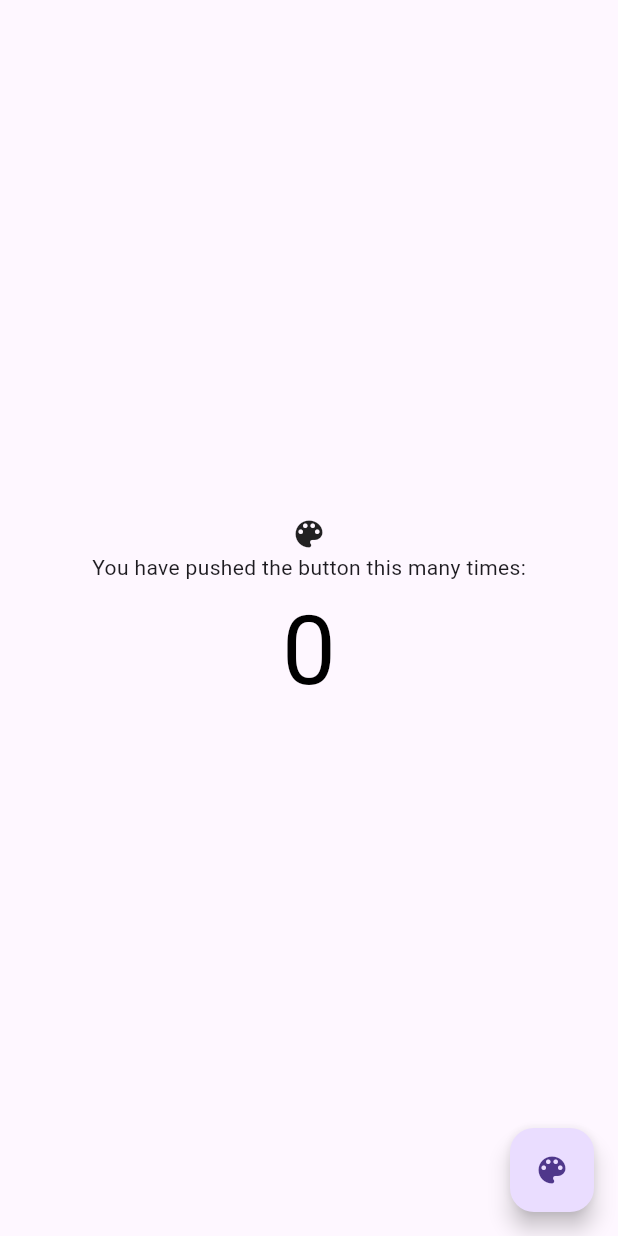
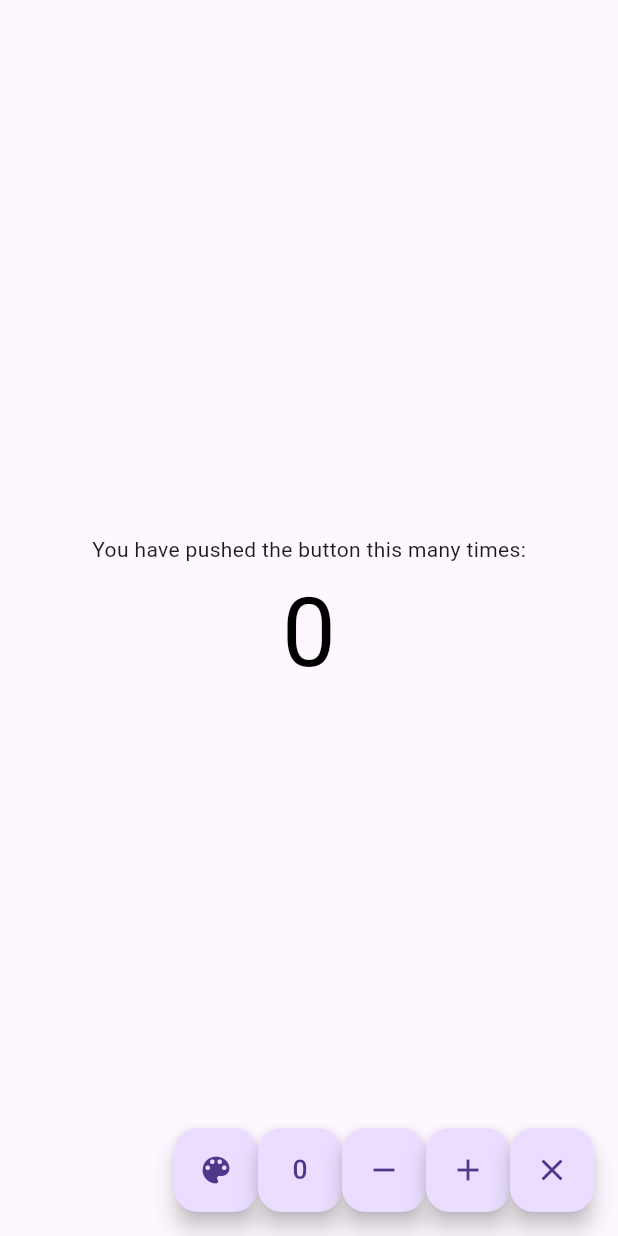
Before and after one commit to yambaru-hackathon/motoki_higa_homework, a Flutter app: the screen it shows after launch, on a phone screen of 412 x 824 dp. Run offline on Flutter 3.47's test engine with Material 3 defaults, Android fonts, the phone set to English and light mode, and no system bars; our stand-ins replace flutter_riverpod, riverpod_annotation; generated files the repository leaves out were written again.

Commit message:
riverpod 1

```diff
--- a/lib/main.dart
+++ b/lib/main.dart
@@ -26,7 +26,6 @@ class MyHomePage extends StatelessWidget{
         child: Column(
           mainAxisAlignment: MainAxisAlignment.center,
           children: <Widget>[
-            Icon(IconData(0xe17c, fontFamily: 'MaterialIcons')),
             Text(
               'You have pushed the button this many times:',
             ),
@@ -68,30 +67,30 @@ class Buttons extends ConsumerWidget {
             },
             child: const Icon(Icons.color_lens),
           ),
-          // FloatingActionButton(
-          //   onPressed: (){
-          //     ref.read(counterProvider.notifier).resetCounter();
-          //   },
-          //   child: const Icon(Icons.exposure_zero),
-          // ),
-          // FloatingActionButton(
-          //   onPressed: (){
-          //     ref.read(counterProvider.notifier).decrementCounter();
-          //   },
-          //   child: const Icon(Icons.remove),
-          // ),
-          // FloatingActionButton(
-          //   onPressed: (){
-          //     ref.read(counterProvider.notifier).incrementCounter();
-          //   },
-          //   child: const Icon(Icons.add),
-          // ),
-          // FloatingActionButton(
-          //   onPressed: (){
-          //     ref.read(counterProvider.notifier).multiplyCounter();
-          //   },
-          //   child: const Icon(Icons.close),
-          //),
+          FloatingActionButton(
+            onPressed: (){
+              ref.read(counterProvider.notifier).resetCounter();
+            },
+            child: const Icon(Icons.exposure_zero),
+          ),
+          FloatingActionButton(
+            onPressed: (){
+              ref.read(counterProvider.notifier).decrementCounter();
+            },
+            child: const Icon(Icons.remove),
+          ),
+          FloatingActionButton(
+            onPressed: (){
+              ref.read(counterProvider.notifier).incrementCounter();
+            },
+            child: const Icon(Icons.add),
+          ),
+          FloatingActionButton(
+            onPressed: (){
+              ref.read(counterProvider.notifier).multiplyCounter();
+            },
+            child: const Icon(Icons.close),
+          ),
         ],
       );
   }
--- a/pubspec.yaml
+++ b/pubspec.yaml
@@ -31,3 +31,4 @@ dev_dependencies:
 
 
 flutter:
+  uses-material-design: true
```
